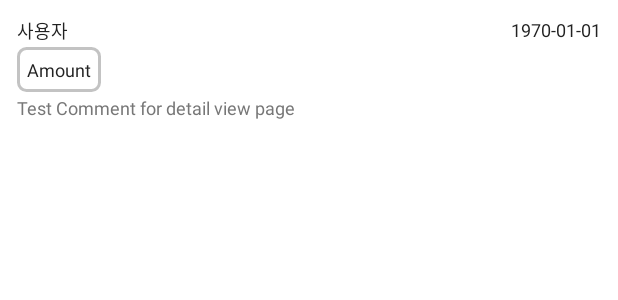
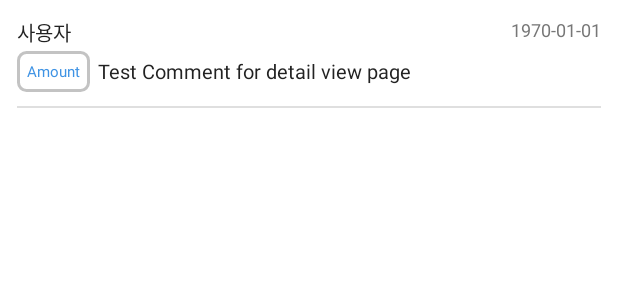
Before and after one commit to yjham2002/BidInfo, an Android app: the layout listview_comment.xml on its own in the app's theme, with its tools: preview values and no code run, on a phone screen of 412 x 824 dp. Shown: the top 300 px of the screen. Run offline under Robolectric (Android 15) with nearby library versions, the phone set to English and light mode, and no system bars.

Commit message:
Design on modifying

```diff
--- a/app/src/main/res/layout/listview_comment.xml
+++ b/app/src/main/res/layout/listview_comment.xml
@@ -24,17 +24,24 @@
                     android:id="@+id/title"
                     android:clickable="true"
                     android:textColor="@color/jet"
-                    android:textSize="@dimen/default_text" />
+                    android:textSize="13dp" />
                 <TextView
                     android:layout_width="wrap_content"
                     android:layout_height="wrap_content"
                     android:layout_gravity="right"
                     android:text="1970-01-01"
                     android:id="@+id/date"
-                    android:textColor="@color/jet"
+                    android:textColor="@color/monsoon"
                     android:textSize="@dimen/default_text" />
 
             </FrameLayout>
+
+            <LinearLayout
+                android:orientation="horizontal"
+                android:layout_width="match_parent"
+                android:layout_height="wrap_content"
+                android:gravity="center_vertical">
+
                 <TextView
                     android:layout_width="wrap_content"
                     android:layout_height="wrap_content"
@@ -43,16 +50,25 @@
                     android:layout_marginTop="2dp"
                     android:layout_marginBottom="2dp"
                     android:id="@+id/amount"
-                android:textColor="@color/jet"
-                android:textSize="12dp" />
+                    android:textColor="@color/cool"
+                    android:textSize="10dp" />
 
                 <TextView
                     android:layout_width="wrap_content"
                     android:layout_height="wrap_content"
                     android:text="Test Comment for detail view page"
                     android:id="@+id/content"
-                android:textColor="@color/monsoon"
-                android:textSize="12dp" />
+                    android:textColor="@color/jet"
+                    android:textSize="13dp"
+                    android:layout_marginLeft="5dp" />
+            </LinearLayout>
+            <View
+                android:layout_marginTop="7dp"
+                android:background="@color/grayline"
+                android:layout_width="match_parent"
+                android:layout_height="1dp">
+
+            </View>
 
         </LinearLayout>
 
--- a/app/src/main/res/values/colors.xml
+++ b/app/src/main/res/values/colors.xml
@@ -13,10 +13,11 @@
     <color name="jet">#222222</color>
     <color name="oil">#3B4147</color>
     <color name="monsoon">#777777</color>
+    <color name="grayline">#DFDFDF</color>
     <color name="jumbo">#888888</color>
     <color name="mint">#9FC93C</color>
     <color name="menu_bg">#31363A</color>
-    <color name="cool">#5AAEFF</color>
+    <color name="cool">#3f93e4</color>
     <color name="orange">#FFBB00</color>
     <color name="skyblue">#00B4DB</color>
     <color name="aluminum">#999999</color>
```
Also changed, not shown: app/src/main/res/layout/activity_detail.xml (+16 -1 lines). Lines whose indentation alone changed are shown as unchanged.
